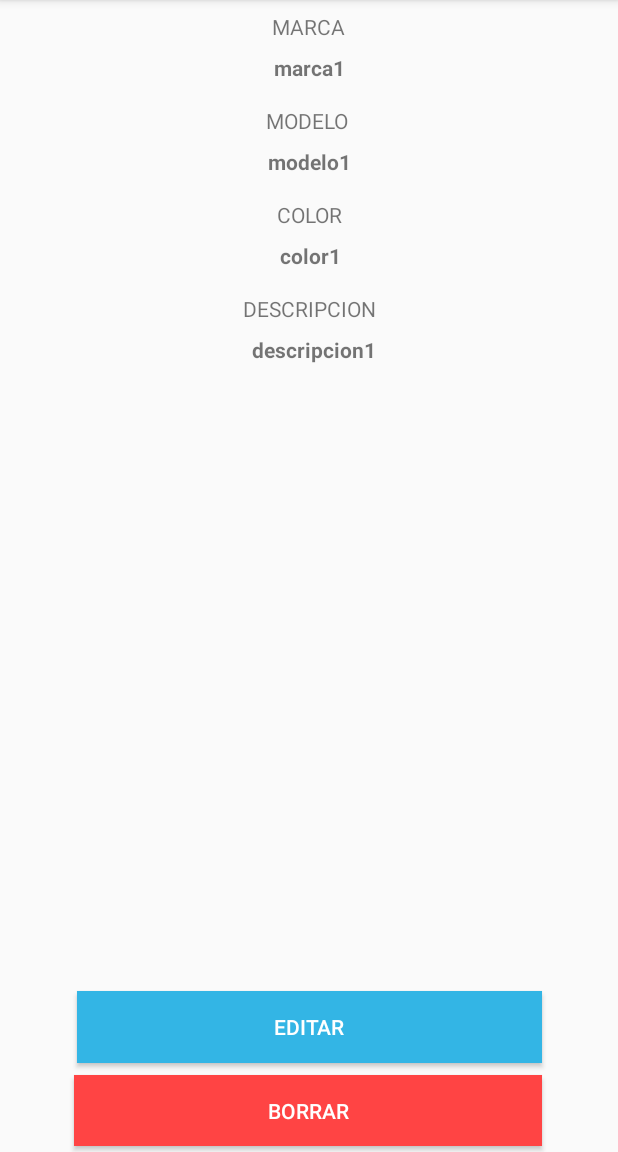
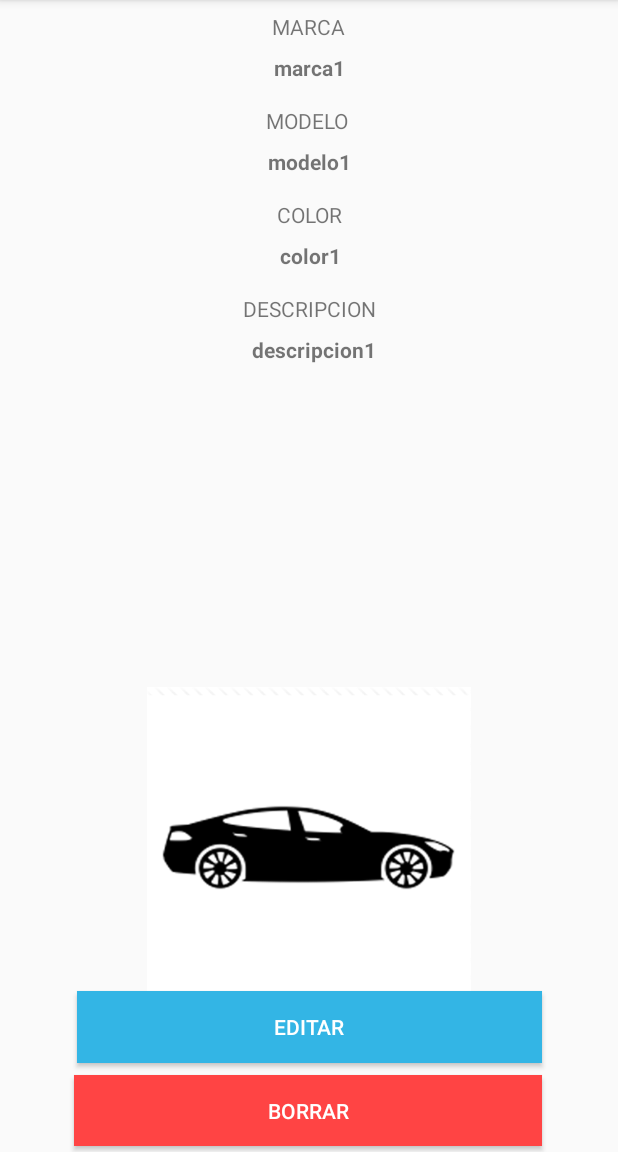
Before and after one commit to Joserto97DEV/myCars, an Android app: the CarDetail screen opened directly, with no data from a screen before it, on a phone screen of 412 x 824 dp, the part 84-1236 px from its top. Run offline under Robolectric (Android 15) with nearby library versions, the phone set to English and light mode, and no system bars.

Commit message:
Car Type IMGs

```diff
--- a/app/src/main/res/layout/activity_car_detail.xml
+++ b/app/src/main/res/layout/activity_car_detail.xml
@@ -203,4 +203,19 @@
         app:layout_constraintStart_toStartOf="parent"
         app:layout_constraintTop_toBottomOf="@+id/descripcionCarDetail" />
 
+    <ImageView
+        android:id="@+id/imageView"
+        android:layout_width="216dp"
+        android:layout_height="219dp"
+        android:layout_marginStart="8dp"
+        android:layout_marginTop="8dp"
+        android:layout_marginEnd="8dp"
+        android:layout_marginBottom="8dp"
+        app:layout_constraintBottom_toBottomOf="parent"
+        app:layout_constraintEnd_toEndOf="parent"
+        app:layout_constraintStart_toStartOf="parent"
+        app:layout_constraintTop_toTopOf="@+id/marcaCarDetail"
+        app:layout_constraintVertical_bias="0.839"
+        app:srcCompat="@drawable/berlina" />
+
 </android.support.constraint.ConstraintLayout>
```
Also changed, not shown: app/src/main/res/drawable/berlina.png (added), app/src/main/res/drawable/compacto.png (added), app/src/main/res/drawable/deportivo.png (added), app/src/main/res/drawable/monovolumen.png (added), app/src/main/res/drawable/ranchera.png (added), app/src/main/res/drawable/todoterreno.png (added).
